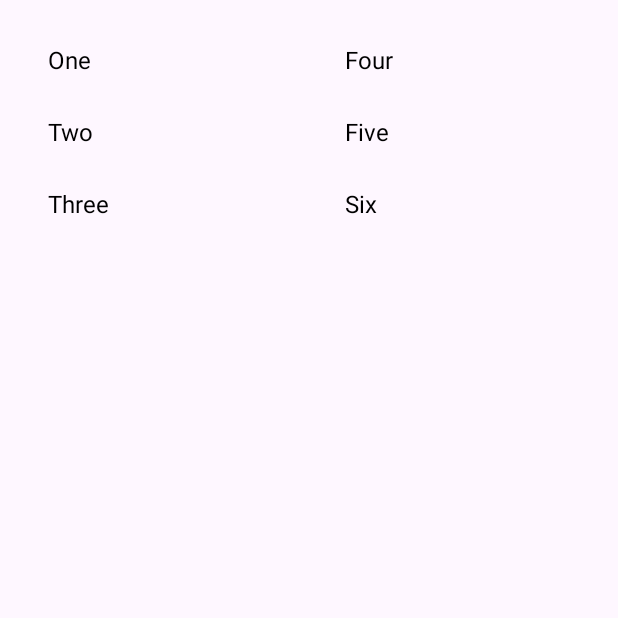
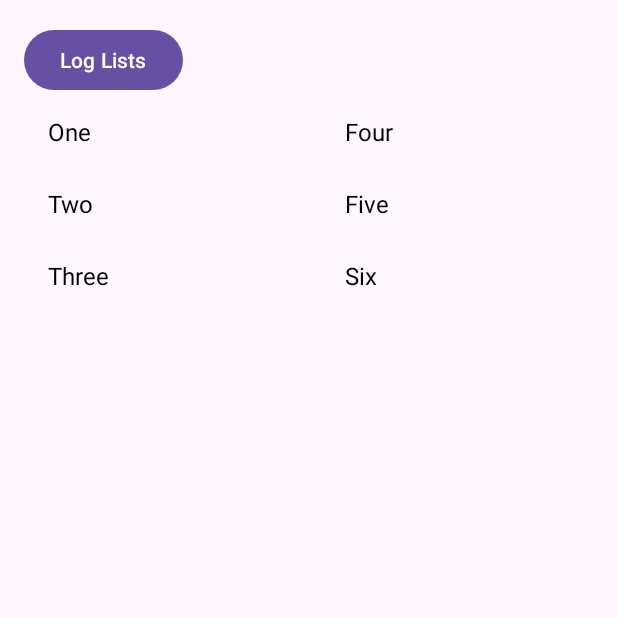
Before and after one commit to bivinozh/bivin6677, an Android app: the screen it shows after launch (MainActivity), on a phone screen of 412 x 824 dp, the top half of it. Run offline under Robolectric (Android 15) with nearby library versions, the phone set to English and light mode, and no system bars.

Commit message:
code optimized

```diff
--- a/app/build.gradle.kts
+++ b/app/build.gradle.kts
@@ -33,6 +33,10 @@ android {
     kotlinOptions {
         jvmTarget = "11"
     }
+
+    buildFeatures {
+        viewBinding = true
+    }
 }
 
 dependencies {
--- a/app/src/main/java/com/example/myapplication/MainActivity.kt
+++ b/app/src/main/java/com/example/myapplication/MainActivity.kt
@@ -6,8 +6,12 @@ import androidx.appcompat.app.AppCompatActivity
 import androidx.recyclerview.widget.LinearLayoutManager
 import androidx.recyclerview.widget.RecyclerView
 import android.view.View
+import android.widget.Button
+import android.util.Log
 
 class MainActivity : AppCompatActivity() {
+    private lateinit var leftAdapter: StringListAdapter
+    private lateinit var rightAdapter: StringListAdapter
     override fun onCreate(savedInstanceState: Bundle?) {
         super.onCreate(savedInstanceState)
         enableEdgeToEdge()
@@ -19,8 +23,8 @@ class MainActivity : AppCompatActivity() {
         left.layoutManager = LinearLayoutManager(this)
         right.layoutManager = LinearLayoutManager(this)
 
-        val leftAdapter = StringListAdapter(mutableListOf("One", "Two", "Three"))
-        val rightAdapter = StringListAdapter(mutableListOf("Four", "Five", "Six"))
+        leftAdapter = StringListAdapter(mutableListOf("One", "Two", "Three"))
+        rightAdapter = StringListAdapter(mutableListOf("Four", "Five", "Six"))
         left.adapter = leftAdapter
         right.adapter = rightAdapter
 
@@ -28,5 +32,17 @@ class MainActivity : AppCompatActivity() {
         val dragListener = StringSwapDragListener()
         left.setOnDragListener(dragListener)
         right.setOnDragListener(dragListener)
+
+        // Button to log current lists
+        findViewById<Button>(R.id.btn_log_lists).setOnClickListener {
+            val (leftList, rightList) = getCurrentLists()
+            Log.d("Lists", "Left: $leftList | Right: $rightList")
+        }
+    }
+
+    fun getCurrentLists(): Pair<List<String>, List<String>> {
+        val leftList = leftAdapter.getItems().toList()
+        val rightList = rightAdapter.getItems().toList()
+        return leftList to rightList
     }
 }
--- a/app/src/main/java/com/example/myapplication/StringListAdapter.kt
+++ b/app/src/main/java/com/example/myapplication/StringListAdapter.kt
@@ -3,25 +3,24 @@ package com.example.myapplication
 import android.view.LayoutInflater
 import android.view.View
 import android.view.ViewGroup
-import android.widget.TextView
 import androidx.recyclerview.widget.RecyclerView
 import android.view.MotionEvent
+import com.example.myapplication.databinding.ItemTextBinding
 
 class StringListAdapter(
     private val items: MutableList<String>
+
 ) : RecyclerView.Adapter<StringListAdapter.ViewHolder>() {
 
-    class ViewHolder(itemView: View) : RecyclerView.ViewHolder(itemView) {
-        val textView: TextView = itemView.findViewById(R.id.text1)
-    }
+    class ViewHolder(val binding: ItemTextBinding) : RecyclerView.ViewHolder(binding.root)
 
     override fun onCreateViewHolder(parent: ViewGroup, viewType: Int): ViewHolder {
-        val view = LayoutInflater.from(parent.context).inflate(R.layout.item_text, parent, false)
-        return ViewHolder(view)
+        val binding = ItemTextBinding.inflate(LayoutInflater.from(parent.context), parent, false)
+        return ViewHolder(binding)
     }
 
     override fun onBindViewHolder(holder: ViewHolder, position: Int) {
-        holder.textView.text = items[position]
+        holder.binding.text1.text = items[position]
         // start drag-and-drop using platform API on long-press
         holder.itemView.setOnLongClickListener { v ->
             v.visibility = View.INVISIBLE
@@ -54,4 +53,10 @@ class StringListAdapter(
         items.add(safePosition, value)
         notifyItemInserted(safePosition)
     }
+
+    fun replaceAt(position: Int, value: String) {
+        if (position !in items.indices) return
+        items[position] = value
+        notifyItemChanged(position)
+    }
 }
--- a/app/src/main/res/layout/activity_main.xml
+++ b/app/src/main/res/layout/activity_main.xml
@@ -4,9 +4,21 @@
     android:id="@+id/main"
     android:layout_width="match_parent"
     android:layout_height="match_parent"
-    android:orientation="horizontal"
+    android:orientation="vertical"
     android:padding="16dp"
     tools:context=".MainActivity">
+
+    <Button
+        android:id="@+id/btn_log_lists"
+        android:layout_width="wrap_content"
+        android:layout_height="wrap_content"
+        android:text="Log Lists" />
+
+    <LinearLayout
+        android:layout_width="match_parent"
+        android:layout_height="0dp"
+        android:layout_weight="1"
+        android:orientation="horizontal">
 
         <androidx.recyclerview.widget.RecyclerView
             android:id="@+id/recycler_left"
@@ -23,5 +35,6 @@
             android:layout_weight="1"
             android:paddingStart="8dp"
             android:clipToPadding="false" />
+    </LinearLayout>
 
 </LinearLayout>
--- a/app/src/main/res/layout/item_text.xml
+++ b/app/src/main/res/layout/item_text.xml
@@ -1,11 +1,18 @@
 <?xml version="1.0" encoding="utf-8"?>
-<TextView xmlns:android="http://schemas.android.com/apk/res/android"
+<LinearLayout xmlns:android="http://schemas.android.com/apk/res/android"
+    android:layout_width="match_parent"
+    android:layout_height="wrap_content"
+    android:orientation="vertical">
+
+    <TextView
         android:id="@+id/text1"
         android:layout_width="match_parent"
         android:layout_height="48dp"
+        android:background="?attr/selectableItemBackground"
         android:gravity="center_vertical"
         android:paddingStart="16dp"
         android:paddingEnd="16dp"
-    android:textSize="16sp"
         android:textColor="@android:color/black"
-    android:background="?attr/selectableItemBackground" />
+        android:textSize="16sp" />
+
+</LinearLayout>
```
Also changed, not shown: app/src/main/java/com/example/myapplication/DragDropCompat.kt (+3 -5 lines), app/src/main/java/com/example/myapplication/TouchTracker.kt (deleted, +0 -13 lines). Lines whose indentation alone changed are shown as unchanged.
